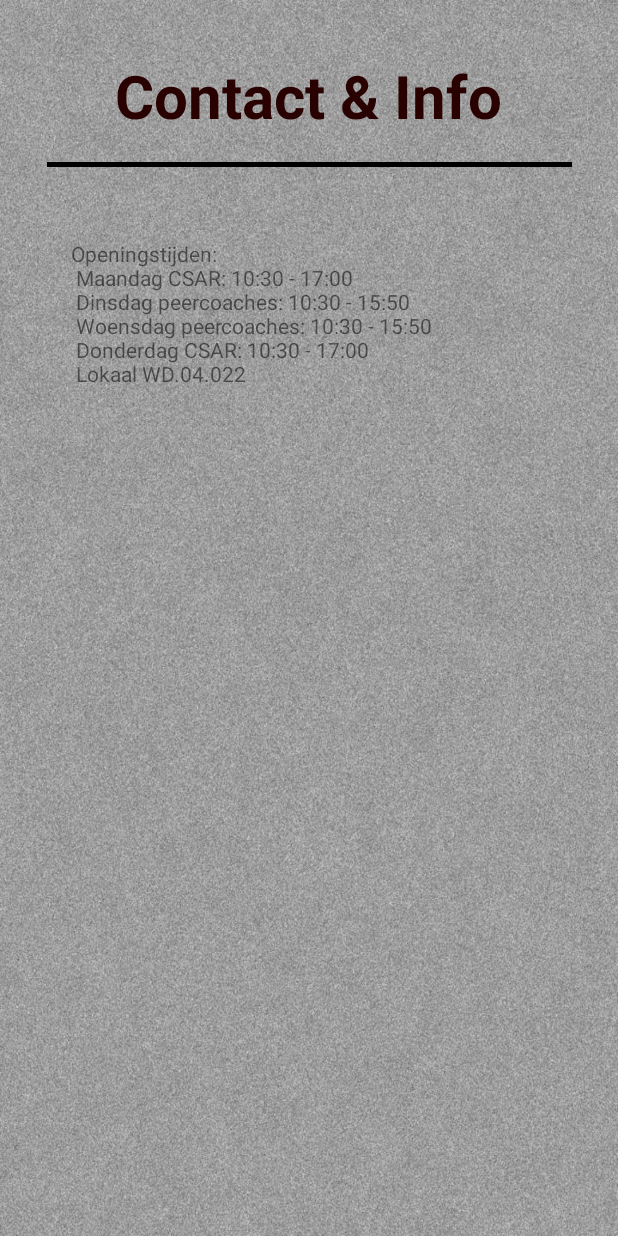
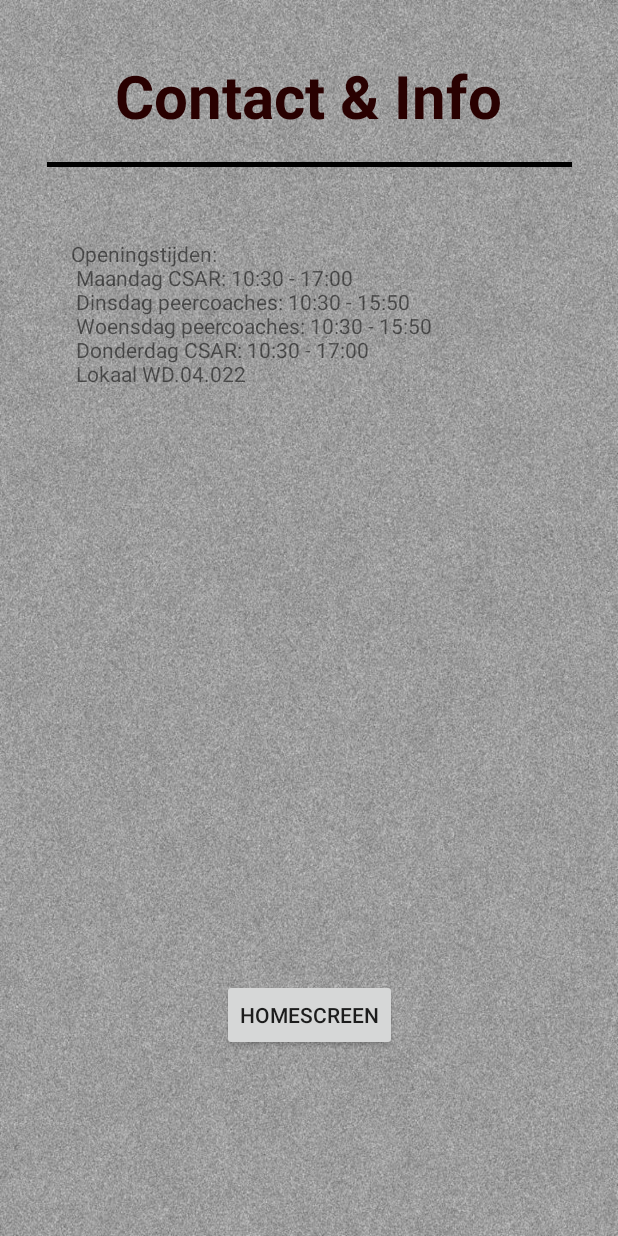
Before and after one commit to maxvanoord/MyApplication, an Android app: the layout activity_contact.xml on its own in the app's theme, with its tools: preview values and no code run, on a phone screen of 412 x 824 dp. Run offline under Robolectric (Android 15) with nearby library versions, the phone set to English and light mode, and no system bars.

Commit message:
button contact back to homescreen

```diff
--- a/app/src/main/java/com/example/myapplication/contact.java
+++ b/app/src/main/java/com/example/myapplication/contact.java
@@ -1,13 +1,27 @@
 package com.example.myapplication;
 
+import android.content.Intent;
 import android.support.v7.app.AppCompatActivity;
 import android.os.Bundle;
+import android.view.View;
+import android.widget.Button;
 
 public class contact extends AppCompatActivity {
+
+    Button Homescreen;
 
     @Override
     protected void onCreate(Bundle savedInstanceState) {
         super.onCreate(savedInstanceState);
         setContentView(R.layout.activity_contact);
-    }
+
+        Homescreen = findViewById(R.id.homescreen);
+
+        Homescreen.setOnClickListener(new View.OnClickListener() {
+            @Override
+            public void onClick(View v) {
+                Intent Homescreenintent = new Intent(contact.this, MainActivity.class);
+                startActivity(MainActivity);
+            });
+    });
 }
--- a/app/src/main/res/layout/activity_contact.xml
+++ b/app/src/main/res/layout/activity_contact.xml
@@ -57,4 +57,18 @@
         app:layout_constraintEnd_toEndOf="parent"
         app:layout_constraintStart_toStartOf="parent"
         app:layout_constraintTop_toBottomOf="@+id/divider2" />
+
+    <Button
+        android:id="@+id/homescreen"
+        android:layout_width="wrap_content"
+        android:layout_height="wrap_content"
+        android:layout_marginStart="8dp"
+        android:layout_marginLeft="8dp"
+        android:layout_marginTop="300dp"
+        android:layout_marginEnd="8dp"
+        android:layout_marginRight="8dp"
+        android:text="@string/homescreen"
+        app:layout_constraintEnd_toEndOf="parent"
+        app:layout_constraintStart_toStartOf="parent"
+        app:layout_constraintTop_toBottomOf="@+id/textView6" />
 </android.support.constraint.ConstraintLayout>
--- a/app/src/main/res/values/strings.xml
+++ b/app/src/main/res/values/strings.xml
@@ -25,6 +25,7 @@
     <string name="don_t_have_an_account">Don't have an account?</string>
     <string name="login">Login</string>
     <string name="sign_up">Sign up</string>
+    <string name="homescreen">Homescreen</string>
 
     <string-array name="Leenlijst">
         <item>*niks*</item>
```
